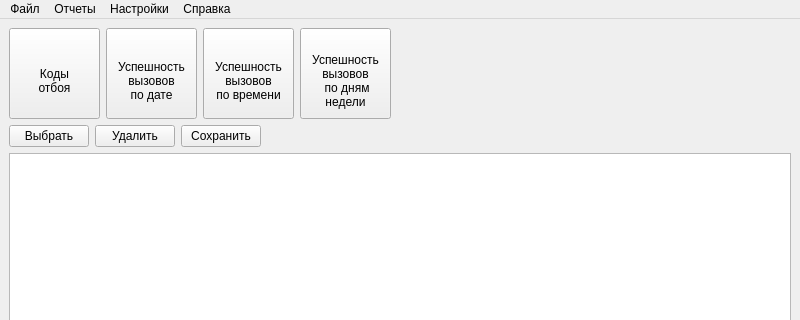
Before: the Qt Designer form mainwindow.ui in Genrikh302/MTA, drawn with Qt 5; both pictures show x 0 to 800 and y 0 to 320 of the 800 by 600 pixel window.
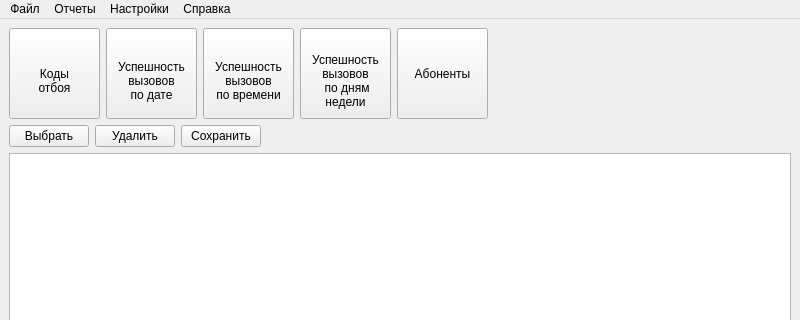
After: the same form once the commit is applied.

```diff
--- a/mainwindow.ui
+++ b/mainwindow.ui
@@ -20,8 +20,8 @@
    <string>Отчет 2015</string>
   </property>
   <widget class="QWidget" name="centralwidget">
-   <layout class="QVBoxLayout" name="verticalLayout">
-    <item>
+   <layout class="QGridLayout" name="gridLayout">
+    <item row="0" column="0">
      <layout class="QHBoxLayout" name="horizontalLayout_2">
       <item>
        <widget class="QPushButton" name="pushDrawReleaseCause">
@@ -165,6 +165,43 @@
         </property>
        </widget>
       </item>
+      <item>
+       <widget class="QPushButton" name="pushAbonents">
+        <property name="enabled">
+         <bool>true</bool>
+        </property>
+        <property name="minimumSize">
+         <size>
+          <width>91</width>
+          <height>91</height>
+         </size>
+        </property>
+        <property name="maximumSize">
+         <size>
+          <width>91</width>
+          <height>91</height>
+         </size>
+        </property>
+        <property name="baseSize">
+         <size>
+          <width>91</width>
+          <height>91</height>
+         </size>
+        </property>
+        <property name="layoutDirection">
+         <enum>Qt::LeftToRight</enum>
+        </property>
+        <property name="autoFillBackground">
+         <bool>false</bool>
+        </property>
+        <property name="text">
+         <string>Абоненты</string>
+        </property>
+        <property name="flat">
+         <bool>false</bool>
+        </property>
+       </widget>
+      </item>
       <item>
        <spacer name="horizontalSpacer_2">
         <property name="orientation">
@@ -180,7 +217,7 @@
       </item>
      </layout>
     </item>
-    <item>
+    <item row="1" column="0">
      <layout class="QHBoxLayout" name="horizontalLayout">
       <item>
        <widget class="QPushButton" name="pushButton">
@@ -218,7 +255,7 @@
       </item>
      </layout>
     </item>
-    <item>
+    <item row="2" column="0">
      <widget class="QTableView" name="tableView">
       <property name="enabled">
        <bool>true</bool>
@@ -251,7 +288,7 @@
      <x>0</x>
      <y>0</y>
      <width>800</width>
-     <height>19</height>
+     <height>22</height>
     </rect>
    </property>
    <widget class="QMenu" name="menuFile">
```
